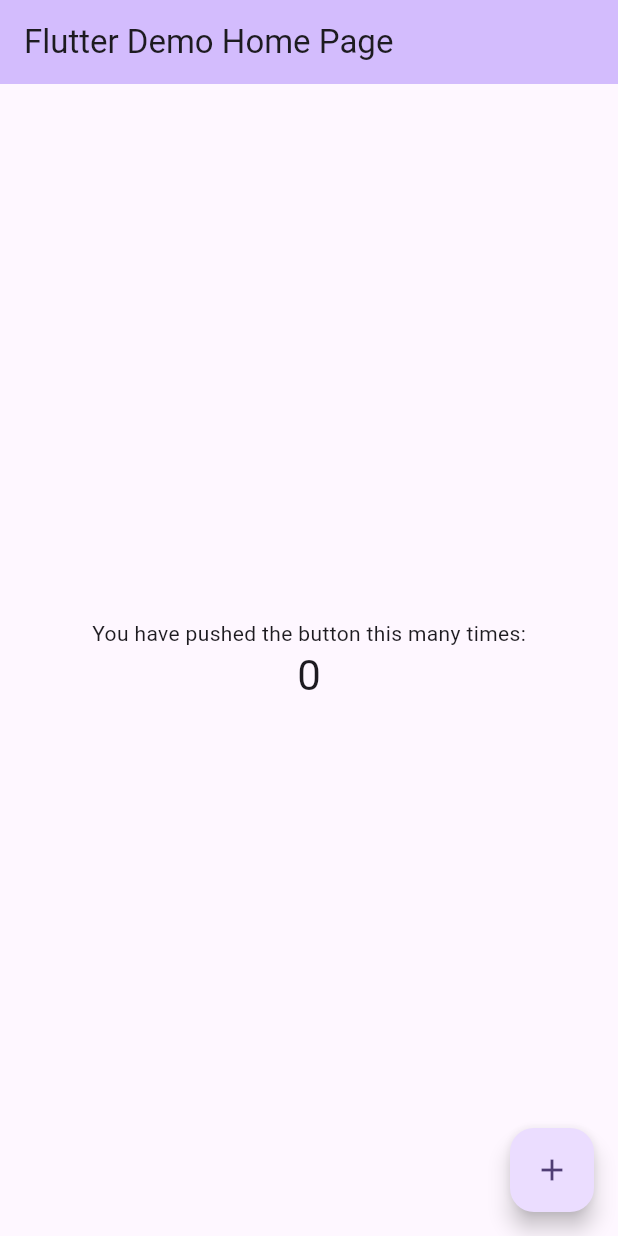
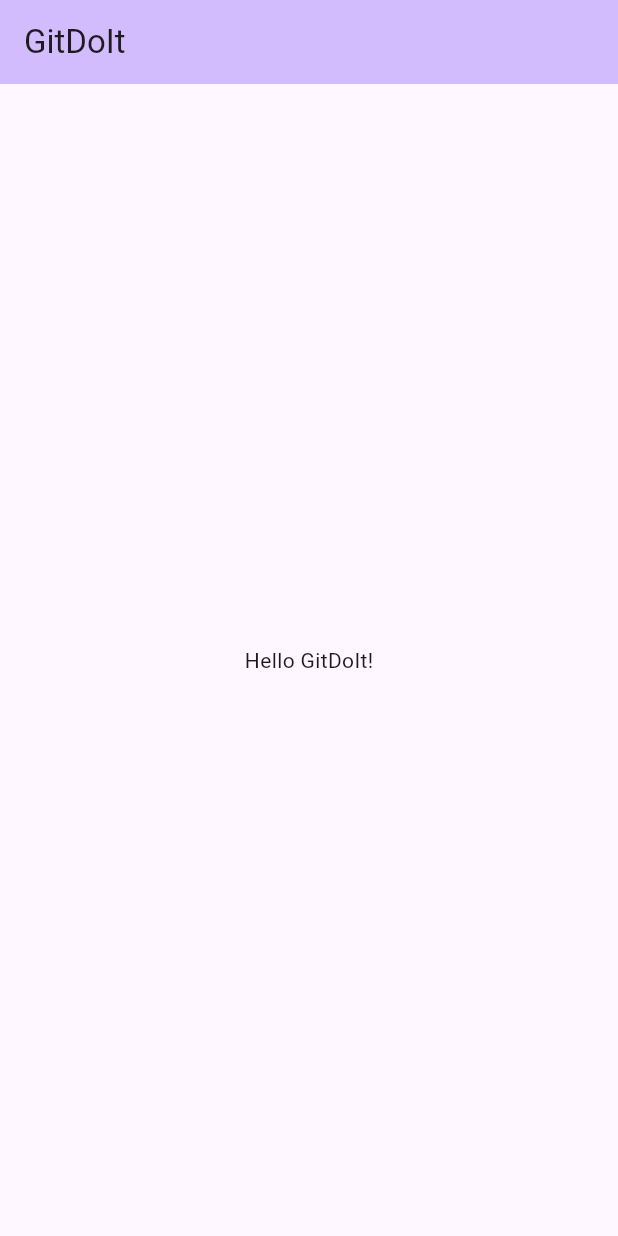
Before and after one commit to berlogabob/flutter-github-issues-todo, a Flutter app: the screen it shows after launch, on a phone screen of 412 x 824 dp. Run offline on Flutter 3.47's test engine with Material 3 defaults, Android fonts, the phone set to English and light mode, and no system bars.

Commit message:
Day 3: Basic UI change. Update app title and simplify home page layout

```diff
--- a/gitdoit/lib/main.dart
+++ b/gitdoit/lib/main.dart
@@ -11,7 +11,7 @@ class MyApp extends StatelessWidget {
   @override
   Widget build(BuildContext context) {
     return MaterialApp(
-      title: 'Flutter Demo',
+      title: 'GitDoIt',
       theme: ThemeData(
         // This is the theme of your application.
         //
@@ -30,7 +30,7 @@ class MyApp extends StatelessWidget {
         // tested with just a hot reload.
         colorScheme: .fromSeed(seedColor: Colors.deepPurple),
       ),
-      home: const MyHomePage(title: 'Flutter Demo Home Page'),
+      home: const MyHomePage(title: 'GitDoIt'),
     );
   }
 }
@@ -85,38 +85,7 @@ class _MyHomePageState extends State<MyHomePage> {
         // the App.build method, and use it to set our appbar title.
         title: Text(widget.title),
       ),
-      body: Center(
-        // Center is a layout widget. It takes a single child and positions it
-        // in the middle of the parent.
-        child: Column(
-          // Column is also a layout widget. It takes a list of children and
-          // arranges them vertically. By default, it sizes itself to fit its
-          // children horizontally, and tries to be as tall as its parent.
-          //
-          // Column has various properties to control how it sizes itself and
-          // how it positions its children. Here we use mainAxisAlignment to
-          // center the children vertically; the main axis here is the vertical
-          // axis because Columns are vertical (the cross axis would be
-          // horizontal).
-          //
-          // TRY THIS: Invoke "debug painting" (choose the "Toggle Debug Paint"
-          // action in the IDE, or press "p" in the console), to see the
-          // wireframe for each widget.
-          mainAxisAlignment: .center,
-          children: [
-            const Text('You have pushed the button this many times:'),
-            Text(
-              '$_counter',
-              style: Theme.of(context).textTheme.headlineMedium,
-            ),
-          ],
-        ),
-      ),
-      floatingActionButton: FloatingActionButton(
-        onPressed: _incrementCounter,
-        tooltip: 'Increment',
-        child: const Icon(Icons.add),
-      ),
+      body: Center(child: Text('Hello GitDoIt!')),
     );
   }
 }
```
